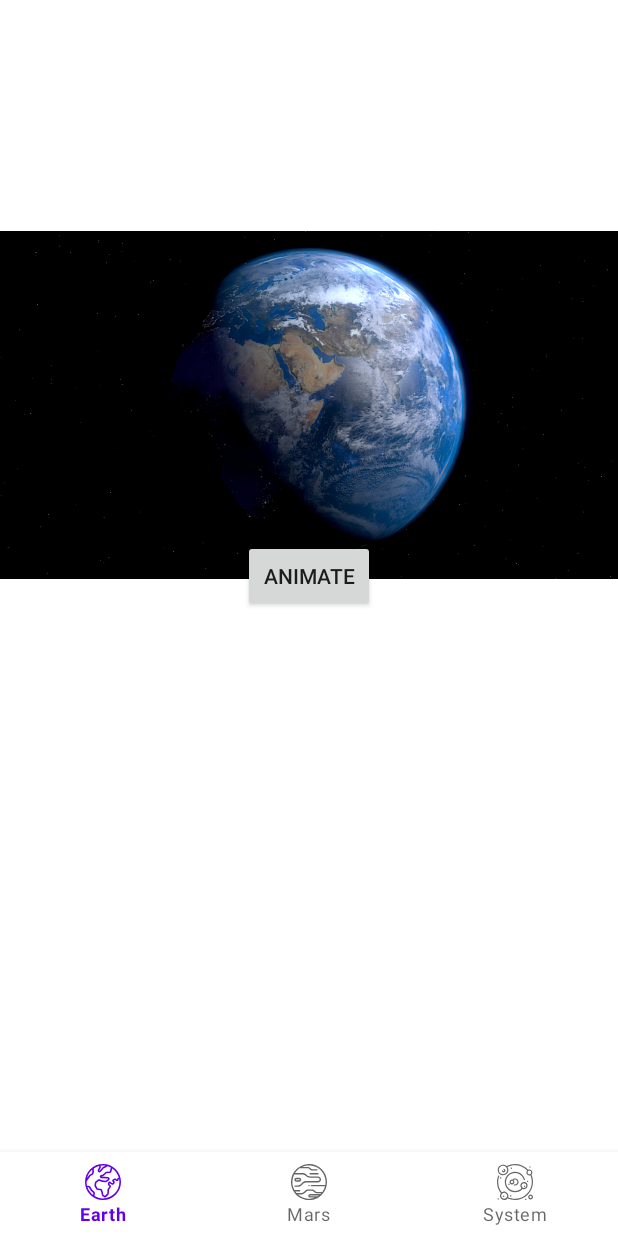
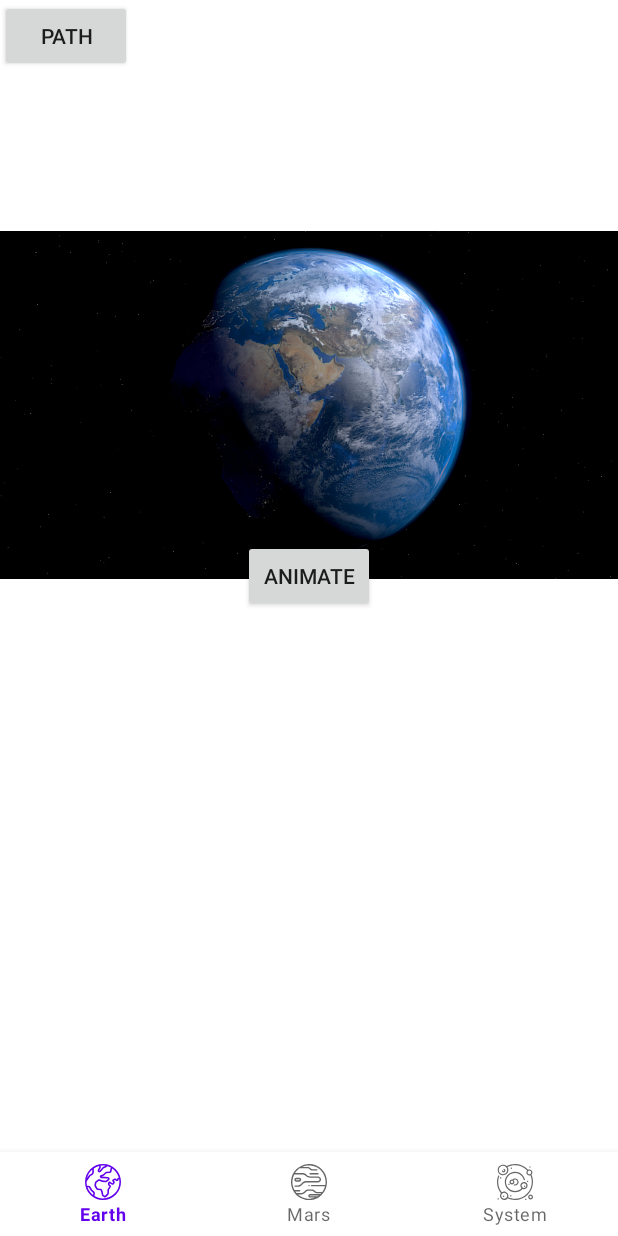
Before and after one commit to IgorDmitrievNZ/NasaApp, an Android app: the AnimationsActivity screen opened directly, with no data from a screen before it, on a phone screen of 412 x 824 dp. Run offline under Robolectric (Android 15) with nearby library versions, the phone set to English and light mode, and no system bars; Roboto replaces fonts that are not available here.

```diff
--- a/app/src/main/res/layout/activity_animations.xml
+++ b/app/src/main/res/layout/activity_animations.xml
@@ -6,6 +6,13 @@
     android:layout_height="match_parent"
     android:gravity="center"
     android:orientation="vertical">
+
+    <androidx.appcompat.widget.AppCompatButton
+        android:id="@+id/button_path"
+        android:layout_width="wrap_content"
+        android:layout_height="wrap_content"
+        android:layout_gravity="start|top"
+        android:text="Path" />
 
     <androidx.appcompat.widget.AppCompatImageView
         android:id="@+id/image_view"
--- a/app/src/main/res/layout/fragment_recycler_animations.xml
+++ b/app/src/main/res/layout/fragment_recycler_animations.xml
@@ -4,5 +4,6 @@
     android:id="@+id/recycler_view"
     android:layout_width="match_parent"
     android:layout_height="match_parent"
+    android:background="@color/white"
     app:layoutManager="androidx.recyclerview.widget.GridLayoutManager"
     app:spanCount="4" />
```
Also changed, not shown: app/src/main/java/com/example/android/nasaapp/ui/animations_lesson5/AnimationsActivity.kt (+22 -4 lines).
